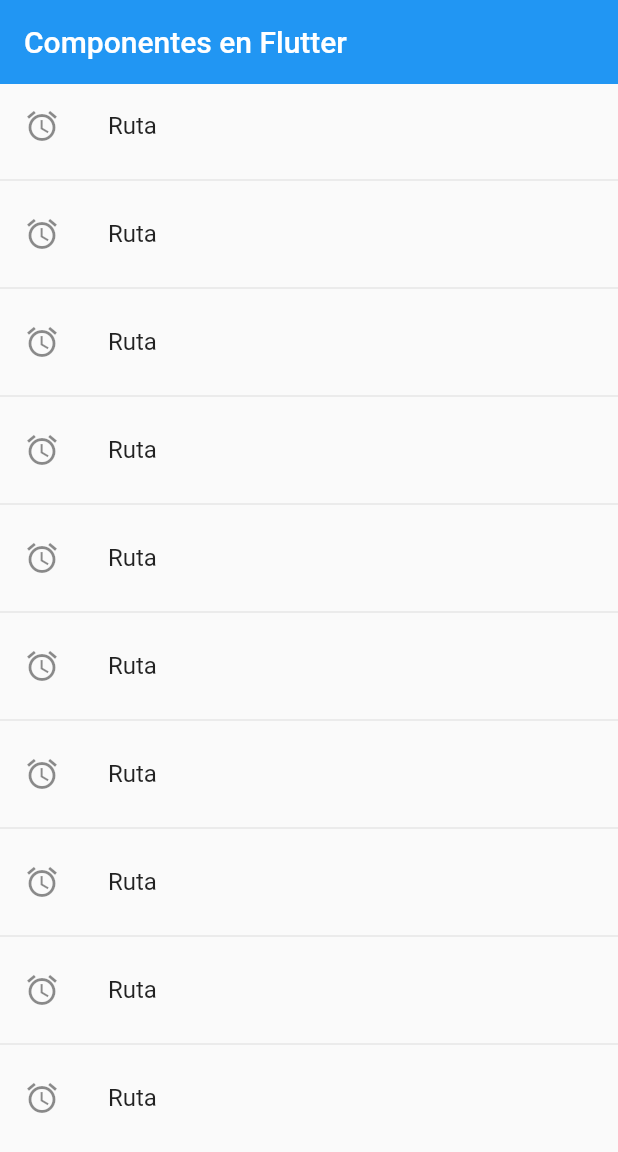
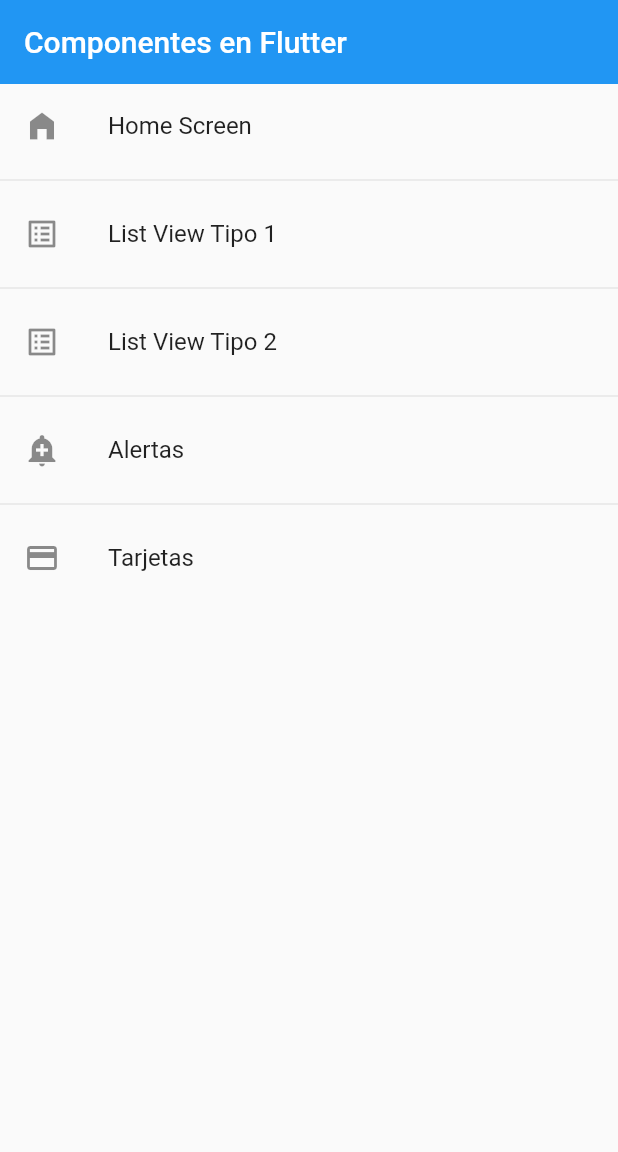
Before and after one commit to thevoidloop/flutterComponents, a Flutter app: the screen it shows after launch, on a phone screen of 412 x 824 dp. Shown: the top 1152 px of the screen. Run offline on Flutter 3.47's test engine with Material 2 defaults, Android fonts, the phone set to English and light mode, and no system bars.

Commit message:
Clase 73

```diff
--- a/lib/main.dart
+++ b/lib/main.dart
@@ -1,6 +1,5 @@
 import 'package:flutter/material.dart';
-
-import 'screens/screens.dart';
+import 'package:fluttercomponents/router/app_routes.dart';
 
 void main() => runApp(const MyApp());
 
@@ -10,22 +9,10 @@
   @override
   Widget build(BuildContext context) {
     return MaterialApp(
-      debugShowCheckedModeBanner: false,
-      title: 'Material App',
-      //home: const Listview2Screen(),
-      initialRoute: 'home',
-      routes: {
-        'home': (context) => const HomeScreen(),
-        'listView1': (context) => const Listview1Screen(),
-        'listView2': (context) => const Listview2Screen(),
-        'alert': (context) => const AlertScreen(),
-        'card': (context) => const CardScreen()
-      },
-      onGenerateRoute: (settings) {
-        return MaterialPageRoute(
-          builder: (context) => const AlertScreen(),
-        );
-      },
-    );
+        debugShowCheckedModeBanner: false,
+        title: 'Material App',
+        initialRoute: AppRoutes.initialRoute,
+        routes: AppRoutes.getAppRoutes(),
+        onGenerateRoute: AppRoutes.onGenerateRoute);
   }
 }
--- /dev/null
+++ b/lib/models/menu_option.dart
@@ -0,0 +1,14 @@
+import 'package:flutter/material.dart' show IconData, Widget;
+
+class MenuOption {
+  final String route;
+  final IconData icon;
+  final String name;
+  final Widget widget;
+
+  MenuOption(
+      {required this.route,
+      required this.icon,
+      required this.name,
+      required this.widget});
+}
--- /dev/null
+++ b/lib/models/models.dart
@@ -0,0 +1 @@
+export 'package:fluttercomponents/models/menu_option.dart';
--- /dev/null
+++ b/lib/router/app_routes.dart
@@ -0,0 +1,60 @@
+import 'package:flutter/material.dart';
+
+import 'package:fluttercomponents/models/models.dart';
+import 'package:fluttercomponents/screens/screens.dart';
+
+class AppRoutes {
+  static const initialRoute = 'home';
+
+  static final menuOption = <MenuOption>[
+    MenuOption(
+        route: 'home',
+        name: 'Home Screen',
+        widget: const HomeScreen(),
+        icon: Icons.home_filled),
+    MenuOption(
+        route: 'listView1',
+        name: 'List View Tipo 1',
+        widget: const Listview1Screen(),
+        icon: Icons.list_alt),
+    MenuOption(
+        route: 'listView2',
+        name: 'List View Tipo 2',
+        widget: const Listview2Screen(),
+        icon: Icons.list_alt),
+    MenuOption(
+        route: 'alert',
+        name: 'Alertas ',
+        widget: const AlertScreen(),
+        icon: Icons.add_alert),
+    MenuOption(
+        route: 'card',
+        name: 'Tarjetas',
+        widget: const CardScreen(),
+        icon: Icons.credit_card)
+  ];
+
+  static Map<String, Widget Function(BuildContext)> getAppRoutes() {
+    Map<String, Widget Function(BuildContext)> appRoutes = {};
+
+    for (final option in menuOption) {
+      appRoutes.addAll({option.route: (context) => option.widget});
+    }
+
+    return appRoutes;
+  }
+
+  /* static Map<String, Widget Function(BuildContext)> routes = {
+    'home': (context) => const HomeScreen(),
+    'listView1': (context) => const Listview1Screen(),
+    'listView2': (context) => const Listview2Screen(),
+    'alert': (context) => const AlertScreen(),
+    'card': (context) => const CardScreen()
+  };*/
+
+  static Route<dynamic> onGenerateRoute(RouteSettings settings) {
+    return MaterialPageRoute(
+      builder: (context) => const AlertScreen(),
+    );
+  }
+}
--- a/lib/screens/home_screen.dart
+++ b/lib/screens/home_screen.dart
@@ -1,4 +1,5 @@
 import 'package:flutter/material.dart';
+import 'package:fluttercomponents/router/app_routes.dart';
 
 class HomeScreen extends StatelessWidget {
   const HomeScreen({Key? key}) : super(key: key);
@@ -12,13 +13,14 @@
         ),
         body: ListView.separated(
             itemBuilder: (context, index) => ListTile(
-                  title: const Text('Ruta'),
-                  leading: const Icon(Icons.access_alarm),
+                  title: Text(AppRoutes.menuOption[index].name),
+                  leading: Icon(AppRoutes.menuOption[index].icon),
                   onTap: () {
-                    Navigator.pushNamed(context, 'card1');
+                    Navigator.pushNamed(
+                        context, AppRoutes.menuOption[index].route);
                   },
                 ),
             separatorBuilder: (_, __) => const Divider(),
-            itemCount: 10));
+            itemCount: AppRoutes.menuOption.length));
   }
 }
```
Also changed, not shown: pubspec.lock.
